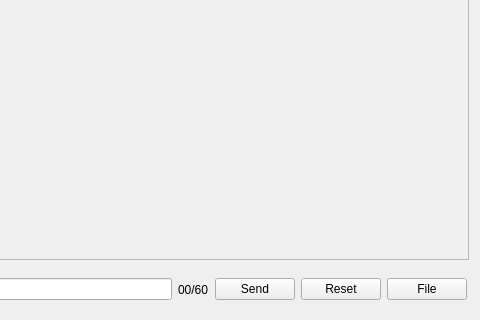
Gallonchoi/Telegram, file inboxwidget.ui: the form before one commit; both pictures show x 232 to 712 and y 291 to 611 of the 712 by 611 pixel window.
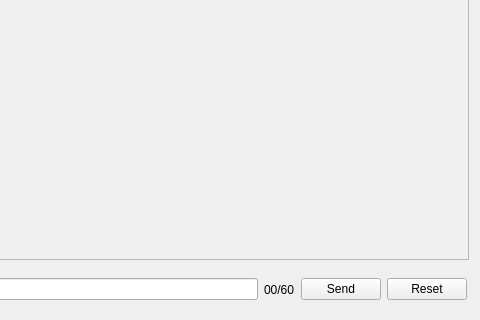
The form after the commit.

```diff
--- a/inboxwidget.ui
+++ b/inboxwidget.ui
@@ -115,13 +115,6 @@
       </property>
      </widget>
     </item>
-    <item>
-     <widget class="QPushButton" name="fileButton">
-      <property name="text">
-       <string>File</string>
-      </property>
-     </widget>
-    </item>
    </layout>
   </widget>
  </widget>
```
